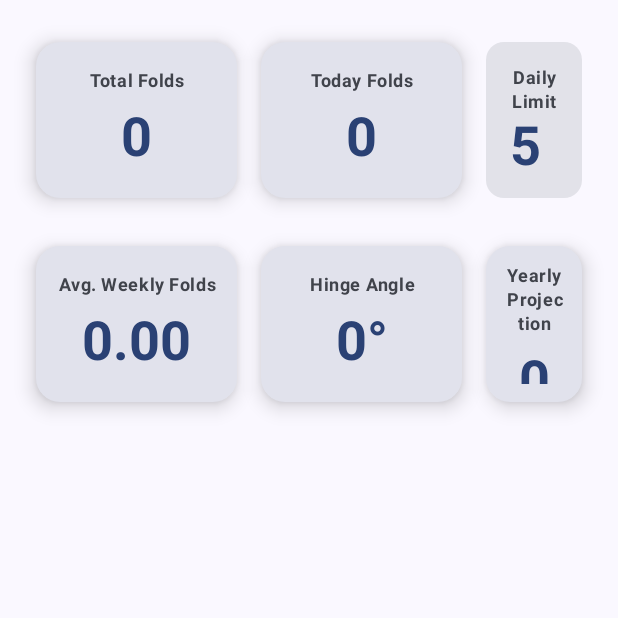
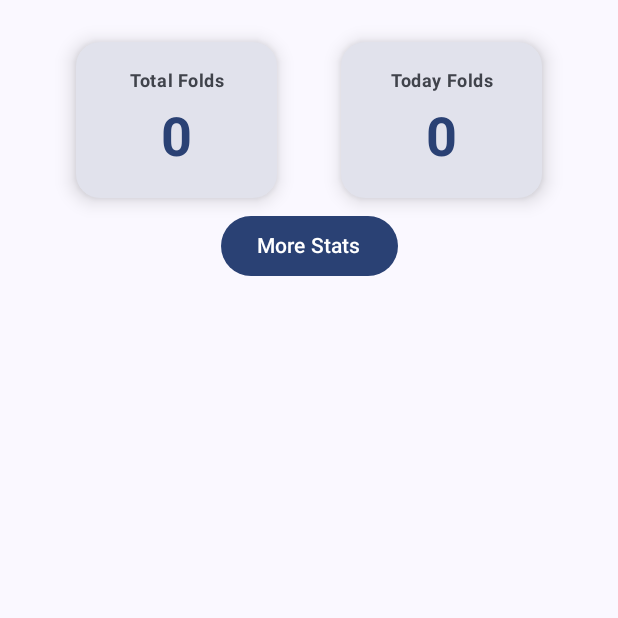
Before and after one commit to Veekshithkadaveru/FoldTracker, an Android app built with Jetpack Compose: the composable CounterStats called with empty values, on a phone screen of 412 x 824 dp, the top half of it. Run offline under Robolectric (Android 15) with nearby library versions, the phone set to English and light mode, and no system bars; our stand-ins replace Dagger/Hilt's generated code; 3 statements that could not run were skipped.

Commit message:
Segregate avg folds, fold projection,hinge angle and daily limit to another screen

```diff
--- a/app/src/main/java/com/example/foldtracker/ui/CounterScreen.kt
+++ b/app/src/main/java/com/example/foldtracker/ui/CounterScreen.kt
@@ -57,19 +57,20 @@ import androidx.compose.ui.platform.LocalContext
 import androidx.compose.ui.text.font.FontWeight
 import androidx.compose.ui.text.style.TextAlign
 import androidx.compose.ui.unit.dp
+import androidx.navigation.NavController
+import androidx.navigation.compose.rememberNavController
 import com.example.foldtracker.viewmodel.CounterViewModel
 
 @RequiresApi(Build.VERSION_CODES.O)
 @Composable
-fun CounterScreen(viewModel: CounterViewModel) {
+fun CounterScreen(viewModel: CounterViewModel,navController: NavController) {
     val context = LocalContext.current
     val counter by viewModel.counter.collectAsState()
     val dailyFolds by viewModel.dailyFolds.collectAsState()
     val achievements by viewModel.achievements.collectAsState()
     var showDialog by remember { mutableStateOf(false) }
-    val averageFolds by viewModel.averageFolds.collectAsState()
-    val yearlyProjection by viewModel.yearlyProjection.collectAsState()
-    val hingeAngle by viewModel.hingeAngle.collectAsState()
+
+
 
     val nextMilestone = if (counter == 0) 50 else ((counter / 50) + 1) * 50
     val progress = if (counter == 0) 0f else counter / nextMilestone.toFloat()
@@ -85,10 +86,10 @@ fun CounterScreen(viewModel: CounterViewModel) {
             verticalArrangement = Arrangement.Center,
             horizontalAlignment = Alignment.CenterHorizontally
         ) {
-            CounterStats(counter, dailyFolds, averageFolds, hingeAngle, yearlyProjection, viewModel)
+            CounterStats(counter, dailyFolds,navController)
             ProgressBar(progress)
             AchievementSection(achievements)
-            ActionButtons(counter, viewModel, context) { showDialog = true }
+            ActionButtons(counter, context) { showDialog = true }
         }
     }
     if (showDialog) ResetConfirmationDialog(onConfirm = {
@@ -109,13 +110,12 @@ fun gradientBackground(): Brush = Brush.verticalGradient(
 fun CounterStats(
     counter: Int,
     dailyFolds: Int,
-    averageFolds: Double,
-    hingeAngle: Int,
-    yearlyProjection: Int,
-    viewModel: CounterViewModel
+    navController: NavController
 ) {
 
     var isDailyLimitCardExpanded by remember { mutableStateOf(false) }
+
+
 
     Column(
         modifier = Modifier
@@ -125,7 +125,7 @@ fun CounterStats(
                 detectTapGestures { offset ->
 
                     if (isDailyLimitCardExpanded) {
-                        isDailyLimitCardExpanded = false;
+                        isDailyLimitCardExpanded = false
                     }
                 }
             },
@@ -140,20 +140,10 @@ fun CounterStats(
         ) {
             CounterCard("Total Folds", counter)
             CounterCard("Today Folds", dailyFolds)
-            DailyLimitCard(viewModel = viewModel, isExpanded = isDailyLimitCardExpanded,
-                onExpandChange = { isDailyLimitCardExpanded = it })
         }
 
-
-        Row(
-            modifier = Modifier
-                .fillMaxWidth()
-                .padding(horizontal = 16.dp, vertical = 16.dp),
-            horizontalArrangement = Arrangement.SpaceEvenly
-        ) {
-            CounterCard("Avg. Weekly Folds", String.format("%.2f", averageFolds))
-            CounterCard("Hinge Angle", String.format("%d", hingeAngle) + "°")
-            CounterCard("Yearly Projection", String.format("%d", yearlyProjection))
+        Button(onClick = { navController.navigate("stats_screen") }) {
+            Text(text = "More Stats")
         }
     }
 }
@@ -267,7 +257,6 @@ fun AchievementSection(achievements: List<String>) {
 @Composable
 fun ActionButtons(
     counter: Int,
-    viewModel: CounterViewModel,
     context: Context,
     onResetClick: () -> Unit
 ) {
```
